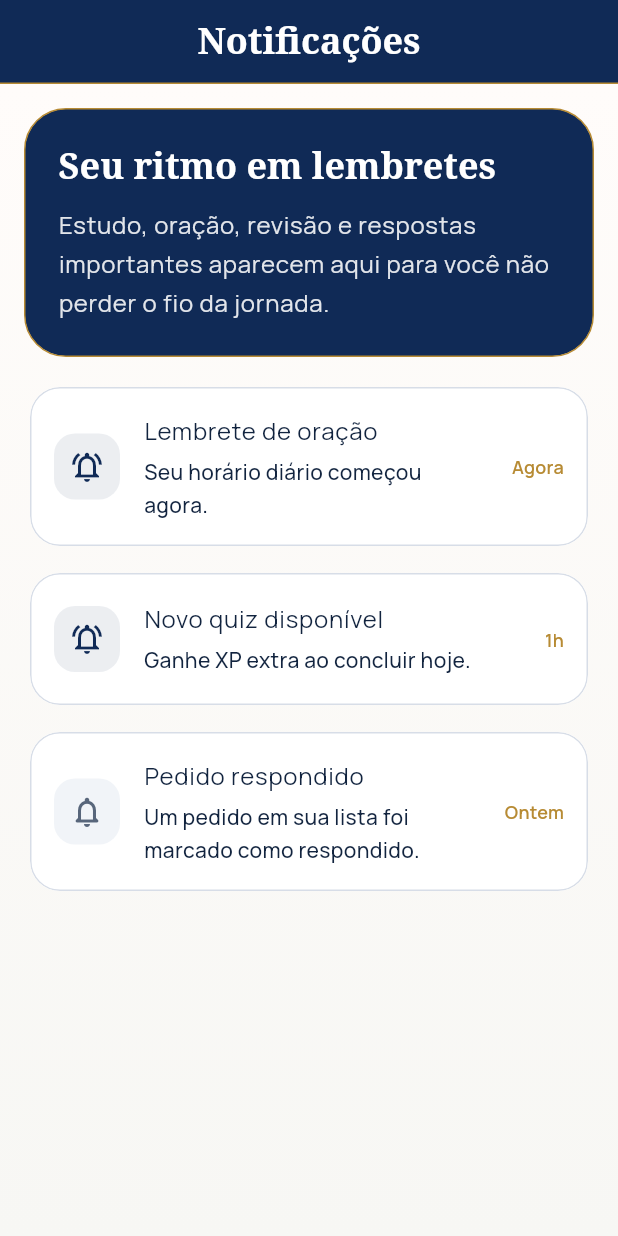
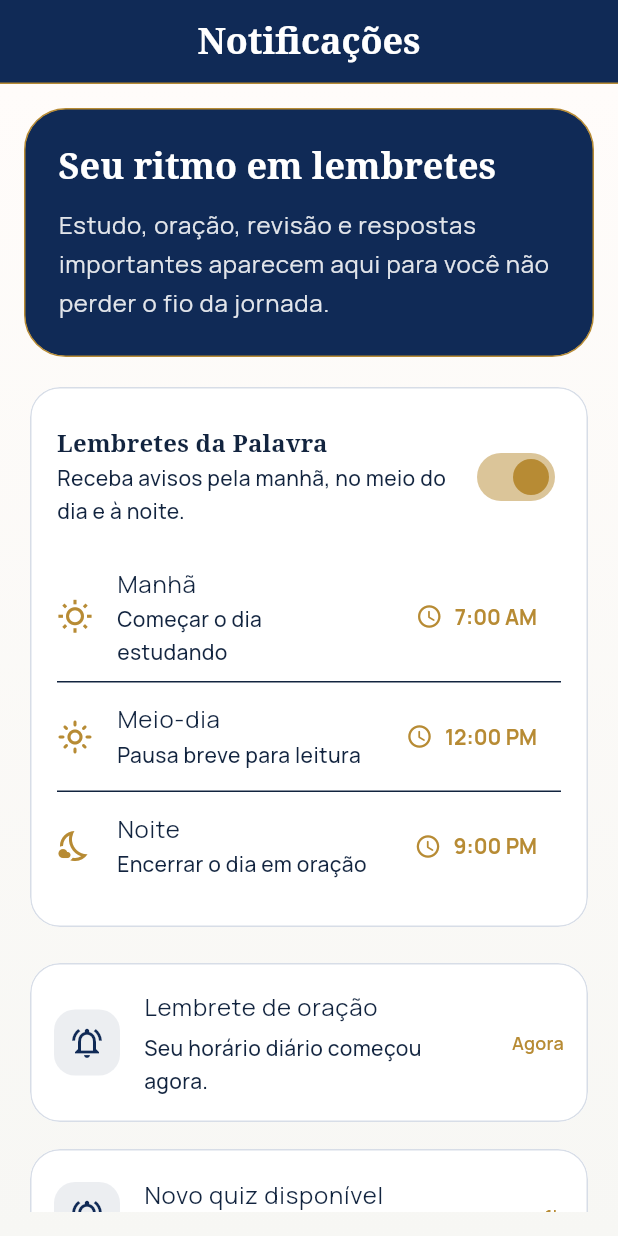
Before and after one commit to andreyquadros/appbibliaparnassa, a Flutter app: the NotificationsPage screen opened by its route, on a phone screen of 412 x 824 dp. Run offline on Flutter 3.47's test engine with Material 3 defaults, Android fonts, the phone set to English and light mode, and no system bars; our stand-ins replace cloud_firestore, cloud_functions, firebase_analytics, firebase_auth, firebase_core, firebase_messaging and 13 more; accounts and stored records are empty; network calls fail.

Commit message:
feat: configure daily notification reminders

```diff
--- a/lib/core/services/local_cache_service.dart
+++ b/lib/core/services/local_cache_service.dart
@@ -5,6 +5,14 @@ class LocalCacheService {
 
   static const _boxName = 'palavra_viva_cache';
   static const _onboardingCompletedKey = 'onboarding_completed';
+  static const _notificationRemindersEnabledKey =
+      'notification_reminders_enabled';
+  static const _notificationReminderTimesKey = 'notification_reminder_times';
+  static const defaultNotificationReminderTimes = <String>[
+    '07:00',
+    '12:00',
+    '21:00',
+  ];
 
   static Future<void> init() async {
     await Hive.initFlutter();
@@ -19,4 +27,48 @@ class LocalCacheService {
   static Future<void> setOnboardingCompleted([bool value = true]) async {
     await box.put(_onboardingCompletedKey, value);
   }
+
+  static bool get notificationRemindersEnabled =>
+      box.get(_notificationRemindersEnabledKey, defaultValue: true) == true;
+
+  static Future<void> setNotificationRemindersEnabled(bool value) async {
+    await box.put(_notificationRemindersEnabledKey, value);
+  }
+
+  static List<String> get notificationReminderTimes {
+    final value = box.get(_notificationReminderTimesKey);
+    if (value is List) {
+      final times = value
+          .whereType<String>()
+          .where(_isValidTimeLabel)
+          .toList(growable: false);
+      if (times.isNotEmpty) return times;
+    }
+    return defaultNotificationReminderTimes;
+  }
+
+  static Future<void> setNotificationReminderTimes(List<String> times) async {
+    final normalized = times
+        .where(_isValidTimeLabel)
+        .toSet()
+        .toList(growable: false)
+      ..sort();
+    await box.put(
+      _notificationReminderTimesKey,
+      normalized.isEmpty ? defaultNotificationReminderTimes : normalized,
+    );
+  }
+
+  static bool _isValidTimeLabel(String value) {
+    final parts = value.split(':');
+    if (parts.length != 2) return false;
+    final hour = int.tryParse(parts[0]);
+    final minute = int.tryParse(parts[1]);
+    return hour != null &&
+        minute != null &&
+        hour >= 0 &&
+        hour <= 23 &&
+        minute >= 0 &&
+        minute <= 59;
+  }
 }
--- a/lib/features/notifications/presentation/notifications_page.dart
+++ b/lib/features/notifications/presentation/notifications_page.dart
@@ -1,6 +1,8 @@
 import 'package:flutter/material.dart';
 
 import 'package:palavra_viva/core/constants/app_colors.dart';
+import 'package:palavra_viva/core/services/local_cache_service.dart';
+import 'package:palavra_viva/core/services/notifications_service.dart';
 import 'package:palavra_viva/shared/widgets/pv_scaffold.dart';
 
 class NotificationItem {
@@ -17,7 +19,7 @@ class NotificationItem {
   final bool read;
 }
 
-class NotificationsPage extends StatelessWidget {
+class NotificationsPage extends StatefulWidget {
   const NotificationsPage({
     super.key,
     this.items = const [
@@ -43,7 +45,93 @@ class NotificationsPage extends StatelessWidget {
   final List<NotificationItem> items;
 
   @override
+  State<NotificationsPage> createState() => _NotificationsPageState();
+}
+
+class _NotificationsPageState extends State<NotificationsPage> {
+  late bool _enabled;
+  late List<TimeOfDay> _times;
+
+  @override
+  void initState() {
+    super.initState();
+    _enabled = LocalCacheService.notificationRemindersEnabled;
+    _times = LocalCacheService.notificationReminderTimes
+        .map(_timeOfDayFromLabel)
+        .toList(growable: false);
+  }
+
+  Future<void> _toggleEnabled(bool value) async {
+    setState(() => _enabled = value);
+    await LocalCacheService.setNotificationRemindersEnabled(value);
+    if (value) {
+      await _reschedule();
+    } else {
+      await NotificationsService().cancelDailyStudyReminders();
+    }
+    if (!mounted) return;
+    ScaffoldMessenger.of(context).showSnackBar(
+      SnackBar(
+        content: Text(value ? 'Lembretes ativados.' : 'Lembretes pausados.'),
+      ),
+    );
+  }
+
+  Future<void> _pickTime(int index) async {
+    final next = await showTimePicker(
+      context: context,
+      initialTime: _times[index],
+      helpText: 'Escolha o horário',
+      confirmText: 'Salvar',
+      cancelText: 'Cancelar',
+    );
+    if (next == null) return;
+
+    final updated = [..._times]..[index] = next;
+    updated.sort((a, b) => _minutesOf(a).compareTo(_minutesOf(b)));
+    setState(() => _times = updated);
+    await LocalCacheService.setNotificationReminderTimes(
+      updated.map(_labelFromTimeOfDay).toList(growable: false),
+    );
+    if (_enabled) {
+      await _reschedule();
+    }
+    if (!mounted) return;
+    ScaffoldMessenger.of(context).showSnackBar(
+      const SnackBar(content: Text('Horário do lembrete atualizado.')),
+    );
+  }
+
+  Future<void> _reschedule() {
+    return NotificationsService().scheduleDailyStudyReminders(
+      times: _times
+          .map(
+            (time) => NotificationReminderTime(
+              hour: time.hour,
+              minute: time.minute,
+            ),
+          )
+          .toList(growable: false),
+    );
+  }
+
+  TimeOfDay _timeOfDayFromLabel(String value) {
+    final parts = value.split(':');
+    return TimeOfDay(
+      hour: int.tryParse(parts.first) ?? 7,
+      minute: int.tryParse(parts.last) ?? 0,
+    );
+  }
+
+  String _labelFromTimeOfDay(TimeOfDay time) =>
+      '${time.hour.toString().padLeft(2, '0')}:${time.minute.toString().padLeft(2, '0')}';
+
+  int _minutesOf(TimeOfDay time) => time.hour * 60 + time.minute;
+
+  @override
   Widget build(BuildContext context) {
+    final theme = Theme.of(context);
+
     return PvScaffold(
       title: 'Notificações',
       body: ListView(
@@ -76,7 +164,54 @@ class NotificationsPage extends StatelessWidget {
             ),
           ),
           const SizedBox(height: 16),
-          ...items.map(
+          Card(
+            child: Padding(
+              padding: const EdgeInsets.all(18),
+              child: Column(
+                crossAxisAlignment: CrossAxisAlignment.start,
+                children: [
+                  SwitchListTile.adaptive(
+                    contentPadding: EdgeInsets.zero,
+                    value: _enabled,
+                    onChanged: _toggleEnabled,
+                    activeThumbColor: AppColors.secondary,
+                    title: Text(
+                      'Lembretes da Palavra',
+                      style: theme.textTheme.titleMedium?.copyWith(
+                        fontWeight: FontWeight.w800,
+                      ),
+                    ),
+                    subtitle: const Text(
+                      'Receba avisos pela manhã, no meio do dia e à noite.',
+                    ),
+                  ),
+                  const SizedBox(height: 8),
+                  for (var index = 0; index < _times.length; index++) ...[
+                    ListTile(
+                      contentPadding: EdgeInsets.zero,
+                      enabled: _enabled,
+                      leading: Icon(
+                        _iconFor(index),
+                        color: _enabled
+                            ? AppColors.secondary
+                            : AppColors.textSecondary,
+                      ),
+                      title: Text(_labelFor(index)),
+                      subtitle: Text(_subtitleFor(index)),
+                      trailing: TextButton.icon(
+                        onPressed: _enabled ? () => _pickTime(index) : null,
+                        icon: const Icon(Icons.schedule_rounded, size: 18),
+                        label: Text(_times[index].format(context)),
+                      ),
+                    ),
+                    if (index < _times.length - 1) const Divider(height: 1),
+                  ],
+                ],
+              ),
+            ),
+          ),
+          const SizedBox(height: 16),
+          ...widget.items.map(
             (item) => Padding(
               padding: const EdgeInsets.only(bottom: 10),
               child: Card(
@@ -122,4 +257,28 @@ class NotificationsPage extends StatelessWidget {
       ),
     );
   }
+
+  IconData _iconFor(int index) {
+    return switch (index) {
+      0 => Icons.wb_sunny_outlined,
+      1 => Icons.light_mode_outlined,
+      _ => Icons.nights_stay_outlined,
+    };
+  }
+
+  String _labelFor(int index) {
+    return switch (index) {
+      0 => 'Manhã',
+      1 => 'Meio-dia',
+      _ => 'Noite',
+    };
+  }
+
+  String _subtitleFor(int index) {
+    return switch (index) {
+      0 => 'Começar o dia estudando',
+      1 => 'Pausa breve para leitura',
+      _ => 'Encerrar o dia em oração',
+    };
+  }
 }
--- a/pubspec.yaml
+++ b/pubspec.yaml
@@ -1,7 +1,7 @@
 name: palavra_viva
 description: "App Bíblia Parnassá - Orquestrador gamificado de estudos bíblicos"
 publish_to: "none"
-version: 1.0.4+5
+version: 1.0.5+6
 
 environment:
   sdk: ^3.11.4
@@ -22,6 +22,8 @@ dependencies:
   firebase_crashlytics: ^4.0.0
   google_sign_in: ^6.2.1
   flutter_local_notifications: ^17.2.4
+  flutter_timezone: ^4.1.0
+  timezone: ^0.9.4
 
   # State Management
   flutter_riverpod: ^2.5.0
```
Also changed, not shown: lib/core/services/notifications_service.dart (+107 -12 lines), pubspec.lock.
